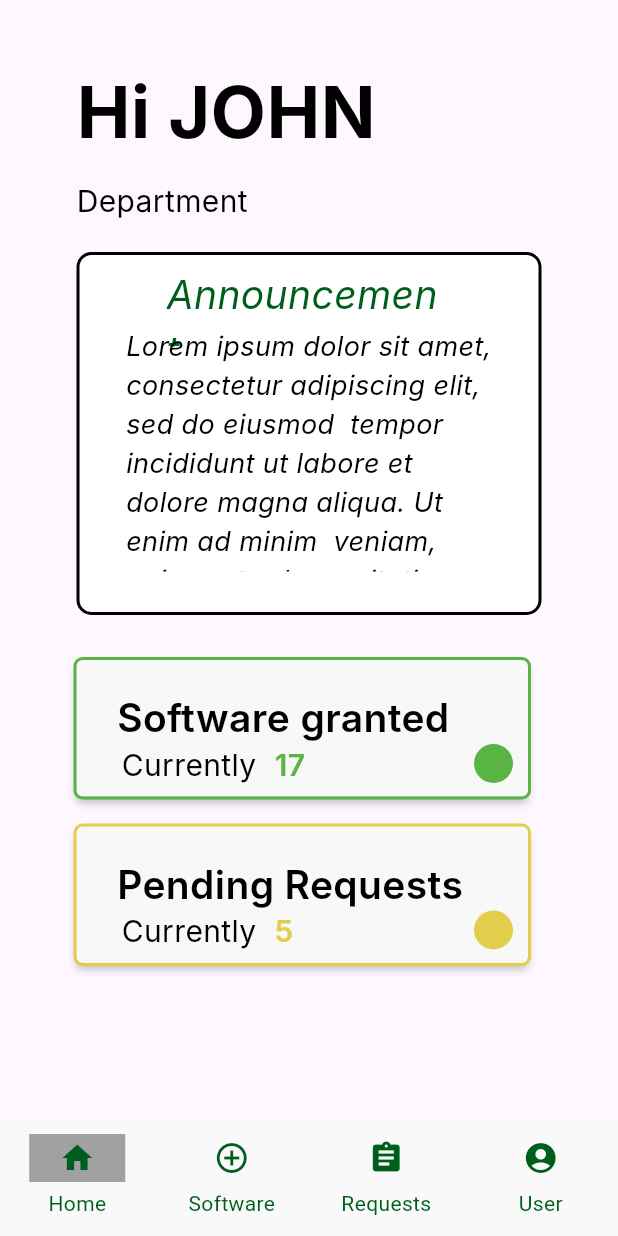
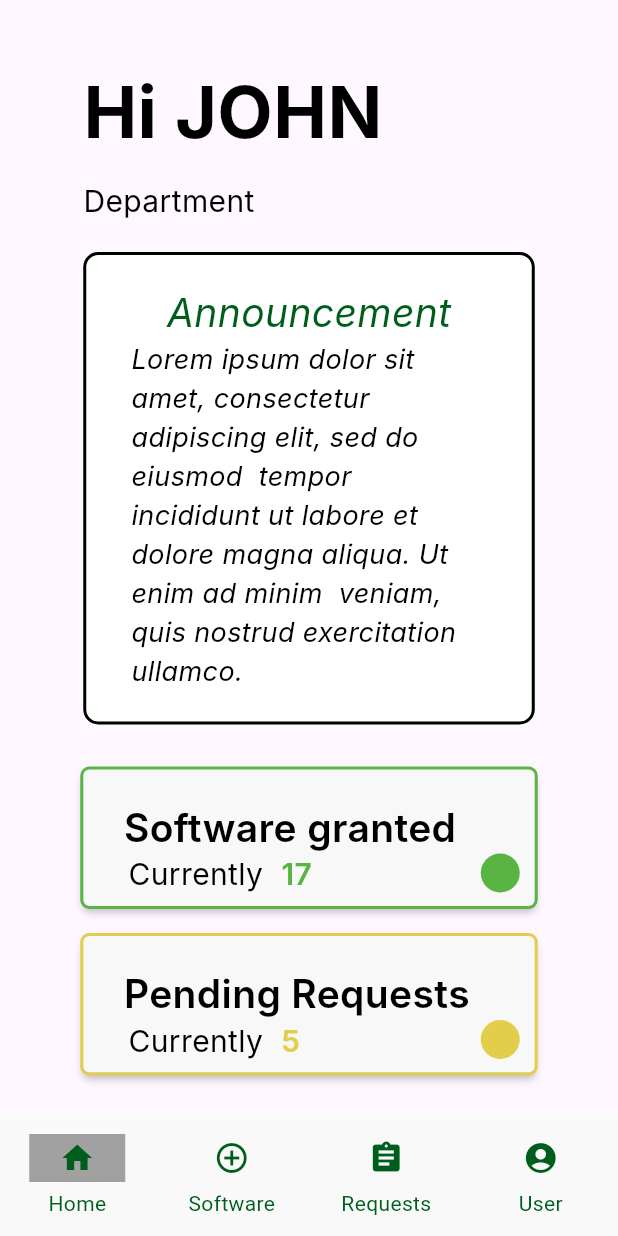
Before and after one commit to AndKlet/Autronica-Onboarding-clean, a Flutter app: the screen it shows after launch, on a phone screen of 412 x 824 dp. Run offline on Flutter 3.47's test engine with Material 3 defaults, Android fonts, the phone set to English and light mode, and no system bars; Roboto replaces fonts that are missing (Inter).

Commit message:
refactor: made announcement widget scaleble and cleaner

```diff
--- a/frontend/autron/lib/src/screens/home.dart
+++ b/frontend/autron/lib/src/screens/home.dart
@@ -7,7 +7,8 @@ class HomeScreen extends StatelessWidget {
 
   @override
   Widget build(BuildContext context) {
-    return Center(
+    return Scaffold(
+      body: Center(
         child: Column(
           crossAxisAlignment: CrossAxisAlignment.start,
           children: [
@@ -63,6 +64,7 @@ class HomeScreen extends StatelessWidget {
             ),
           ],
         ),
+      )
     );
   }
 }
--- a/frontend/autron/lib/src/widgets/announcement.dart
+++ b/frontend/autron/lib/src/widgets/announcement.dart
@@ -8,17 +8,9 @@ class Announcement extends StatelessWidget {
 
   @override
   Widget build(BuildContext context) {
-    return SizedBox(
-      width: 310,
-      height: 242,
-      child: Stack(
-        children: [
-          Positioned(
-            left: 0,
-            top: 0,
-            child: Container(
-              width: 310,
-              height: 242,
+    return Container(
+        width: 301,
+        padding: const EdgeInsets.all(20),
         decoration: ShapeDecoration(
           color: Colors.white,
           shape: RoundedRectangleBorder(
@@ -26,17 +18,11 @@ class Announcement extends StatelessWidget {
             borderRadius: BorderRadius.circular(10),
           ),
         ),
-            ),
-          ),
-          Positioned(
-            left: 60,
-            top: 10,
-            child: SizedBox(
-              width: 187,
-              height: 53,
+        child: Column(
+          children: [
+            SizedBox(
               child: Text(
                 title,
-                  softWrap: true,
                 style: const TextStyle(
                   color: Color(0xFF005E1D),
                   fontSize: 26,
@@ -46,13 +32,8 @@ class Announcement extends StatelessWidget {
                 ),
               )
             ),
-            ),
-          Positioned(
-            left: 33,
-            top: 50,
-            child: SizedBox(
-              width: 245,
-              height: 163,
+            Container(
+              padding: const EdgeInsets.only(left: 10, right: 10),
               child: Text(
                 description,
                 softWrap: true,
@@ -65,9 +46,7 @@ class Announcement extends StatelessWidget {
                 ),
               ),
             ),
-          ),
           ],
         ),
-    );
+      );  }
 }
-}
--- a/frontend/autron/lib/src/widgets/statusAlert.dart
+++ b/frontend/autron/lib/src/widgets/statusAlert.dart
@@ -16,7 +16,7 @@ class StatusAlert extends StatelessWidget {
             width: 301,
             height: 91,
             decoration: ShapeDecoration(
-              color: Color(0xFFF8F8F8),
+              color: const Color(0xFFF8F8F8),
               shape: RoundedRectangleBorder(
                 side: BorderSide(
                   width: 2,
```
Lines whose indentation alone changed are shown as unchanged.
